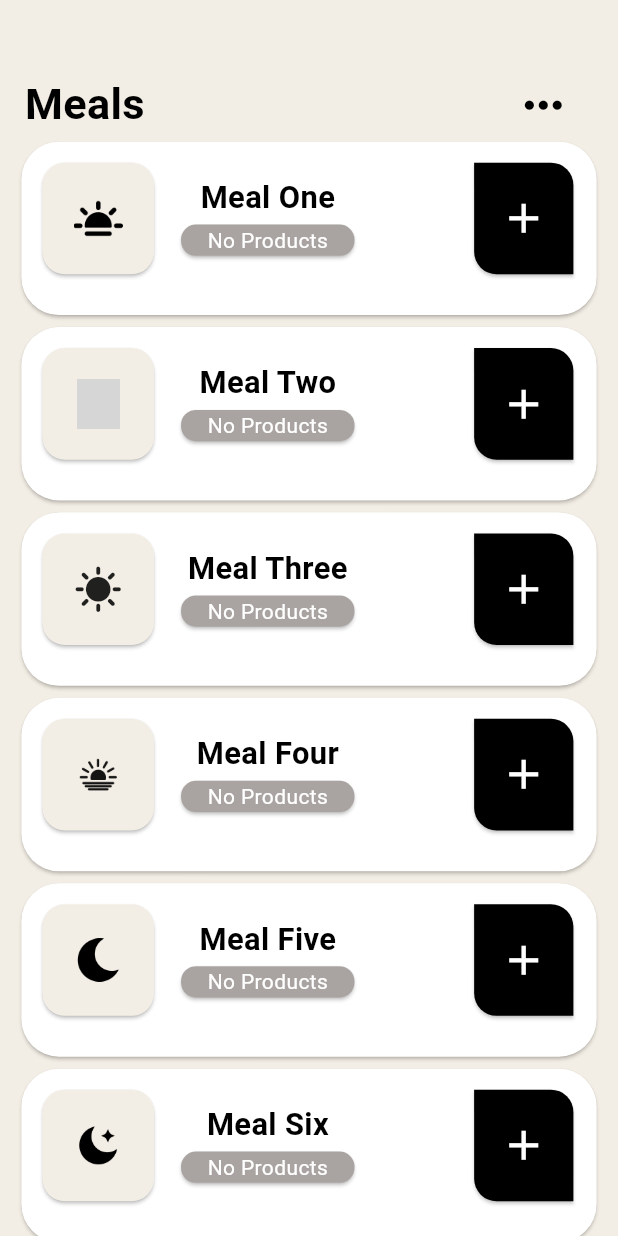
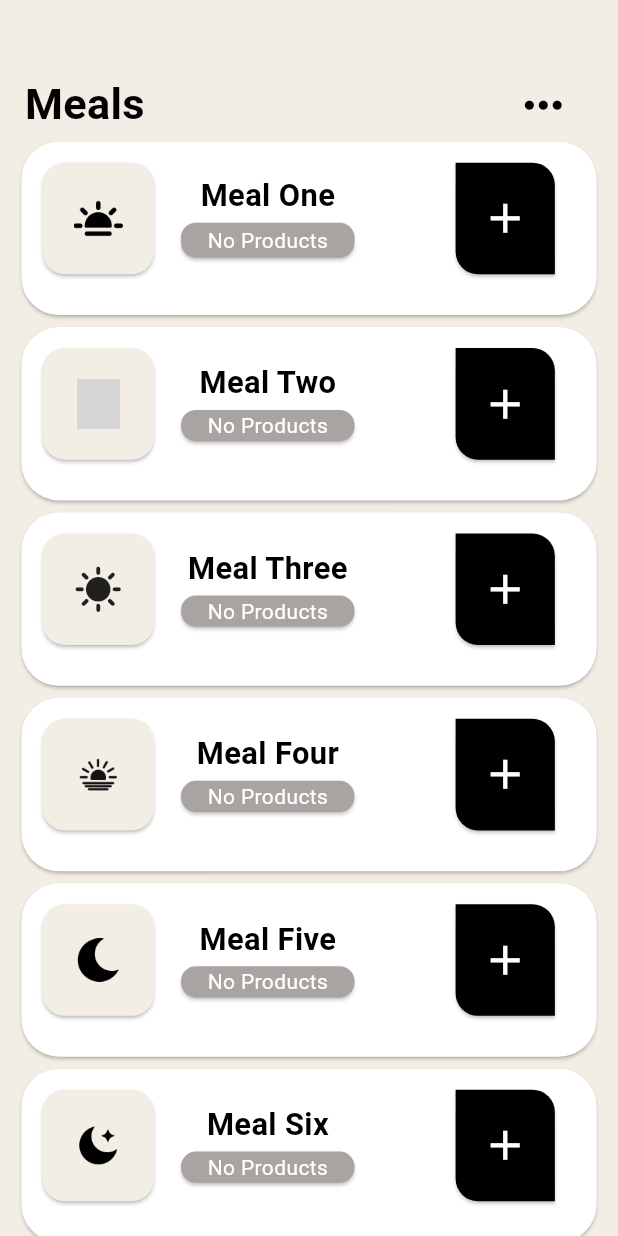
Before and after one commit to ghazih808/studio93Project, a Flutter app: the screen it shows after launch, on a phone screen of 412 x 824 dp. Run offline on Flutter 3.47's test engine with Material 3 defaults, Android fonts, the light colour scheme and no system bars; grey boxes are pictures that could not be loaded.

Commit message:
card size adjusted

```diff
--- a/lib/main.dart
+++ b/lib/main.dart
@@ -320,7 +320,7 @@ class _MyHomePageState extends State<MyHomePage> {
                               ),
                               Container(
                                 width: size.width * _buttonWidth1,
-                                height: size.height * 0.035,
+                                height: size.height * 0.038,
                                 child: _editButton1
                                     ? InkWell(
                                   onTap:()
@@ -366,7 +366,7 @@ class _MyHomePageState extends State<MyHomePage> {
                               ),
                             ],
                           ),
-                          SizedBox(width: size.width * 0.15),
+                          SizedBox(width: size.width * 0.12),
 
                           // Add icon
                           Padding(
@@ -600,7 +600,7 @@ class _MyHomePageState extends State<MyHomePage> {
                               ),
                             ],
                           ),
-                          SizedBox(width: size.width * 0.15),
+                          SizedBox(width: size.width * 0.12),
 
                           // Add icon
                           Padding(
@@ -826,7 +826,7 @@ class _MyHomePageState extends State<MyHomePage> {
                               ),
                             ],
                           ),
-                          SizedBox(width: size.width * 0.15),
+                          SizedBox(width: size.width * 0.12),
 
                           // Add icon
                           Padding(
@@ -1056,7 +1056,7 @@ class _MyHomePageState extends State<MyHomePage> {
                               ),
                             ],
                           ),
-                          SizedBox(width: size.width * 0.15),
+                          SizedBox(width: size.width * 0.12),
 
                           // Add icon
                           Padding(
@@ -1285,7 +1285,7 @@ class _MyHomePageState extends State<MyHomePage> {
                               ),
                             ],
                           ),
-                          SizedBox(width: size.width * 0.15),
+                          SizedBox(width: size.width * 0.12),
 
                           // Add icon
                           Padding(
@@ -1513,7 +1513,7 @@ class _MyHomePageState extends State<MyHomePage> {
                               ),
                             ],
                           ),
-                          SizedBox(width: size.width * 0.15),
+                          SizedBox(width: size.width * 0.12),
 
                           // Add icon
                           Padding(
```
